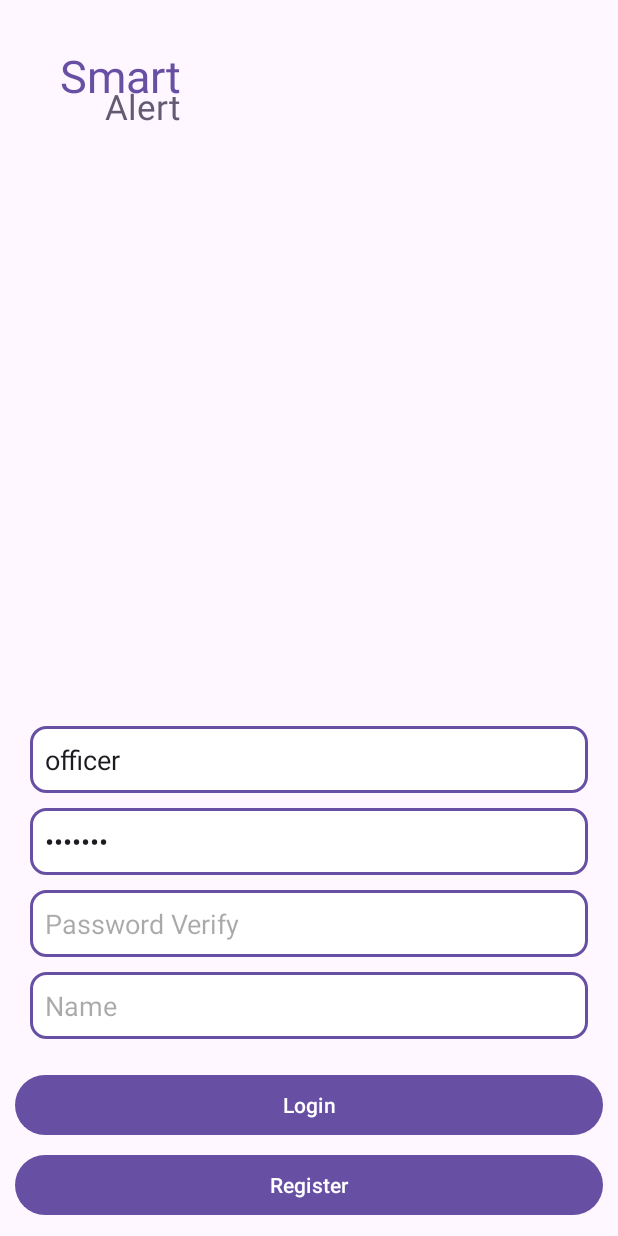
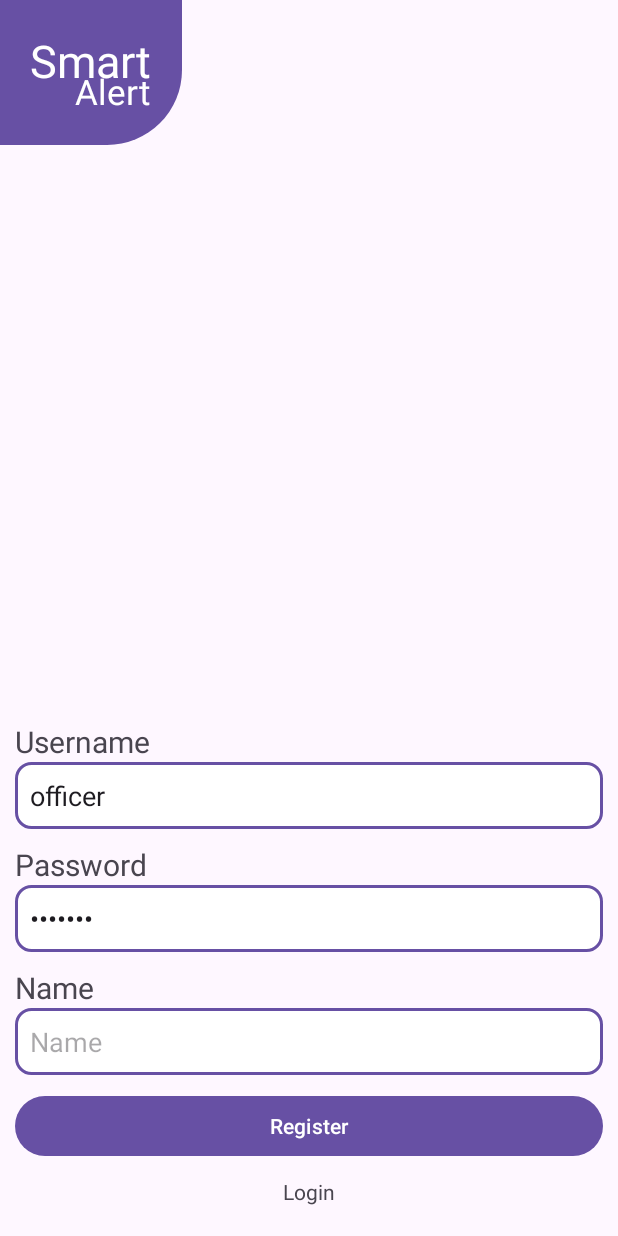
Before and after one commit to IliasBrinias/SmartAlertAndroid, an Android app: the screen it shows after launch (LoginActivity), on a phone screen of 412 x 824 dp. Run offline under Robolectric (Android 15) with nearby library versions, the phone set to English and light mode, and no system bars.

Commit message:
Map Icons Changed, Refresh button added, LoginUI changed

```diff
--- a/app/src/main/java/com/unipi/msc/smartalertandroid/Activities/CameraActivity.java
+++ b/app/src/main/java/com/unipi/msc/smartalertandroid/Activities/CameraActivity.java
@@ -37,6 +37,7 @@ import android.widget.Toast;
 import android.Manifest;
 import com.unipi.msc.smartalertandroid.R;
 import com.unipi.msc.smartalertandroid.Shared.Tags;
+import com.unipi.msc.smartalertandroid.Shared.Tools;
 
 import java.io.File;
 import java.io.FileNotFoundException;
--- a/app/src/main/java/com/unipi/msc/smartalertandroid/Activities/LoginActivity.java
+++ b/app/src/main/java/com/unipi/msc/smartalertandroid/Activities/LoginActivity.java
@@ -1,6 +1,5 @@
 package com.unipi.msc.smartalertandroid.Activities;
 
-import androidx.appcompat.app.AlertDialog;
 import androidx.appcompat.app.AppCompatActivity;
 
 import android.content.Intent;
@@ -8,37 +7,26 @@ import android.os.Bundle;
 import android.view.View;
 import android.widget.Button;
 import android.widget.EditText;
+import android.widget.TextView;
 import android.widget.Toast;
 
-import com.google.gson.Gson;
 import com.google.gson.JsonObject;
-import com.google.gson.reflect.TypeToken;
 import com.unipi.msc.smartalertandroid.Model.User;
 import com.unipi.msc.smartalertandroid.R;
 import com.unipi.msc.smartalertandroid.Retrofit.APIInterface;
 import com.unipi.msc.smartalertandroid.Retrofit.Request.LoginRequest;
 import com.unipi.msc.smartalertandroid.Retrofit.Request.RegisterRequest;
 import com.unipi.msc.smartalertandroid.Retrofit.RetrofitClient;
-import com.unipi.msc.smartalertandroid.Shared.ErrorResponse;
-import com.unipi.msc.smartalertandroid.Shared.Tags;
 import com.unipi.msc.smartalertandroid.Shared.Tools;
-
-import org.json.JSONException;
-import org.json.JSONObject;
-
-import java.io.IOException;
-import java.lang.reflect.Type;
 
 import retrofit2.Call;
 import retrofit2.Callback;
 import retrofit2.Response;
 
 public class LoginActivity extends AppCompatActivity {
-    EditText editTextUsername,
-             editTextPassword,
-             editTextPasswordVerify,
-             editTextName;
-    Button buttonLogin, buttonRegister;
+    EditText editTextUsername, editTextPassword, editTextName;
+    TextView textViewName, textViewChangeMode;
+    Button buttonSubmit;
     APIInterface apiInterface;
     Callback<JsonObject> handleResponse;
     Toast t;
@@ -56,12 +44,12 @@ public class LoginActivity extends AppCompatActivity {
     private void initViews() {
         editTextUsername = findViewById(R.id.editTextUsername);
         editTextPassword = findViewById(R.id.editTextPassword);
-        editTextPasswordVerify = findViewById(R.id.editTextPasswordVerify);
         editTextName = findViewById(R.id.editTextName);
-        buttonLogin = findViewById(R.id.buttonLogin);
-        buttonRegister = findViewById(R.id.buttonRegister);
-        buttonRegister.setOnClickListener(this::register);
-        buttonLogin.setOnClickListener(this::login);
+        buttonSubmit = findViewById(R.id.buttonSubmit);
+        textViewChangeMode = findViewById(R.id.textViewChangeMode);
+        textViewName = findViewById(R.id.textViewName);
+        textViewChangeMode.setOnClickListener(this::changeMode);
+        buttonSubmit.setOnClickListener(this::submit);
         handleResponse = new Callback<JsonObject>() {
             @Override
             public void onResponse(Call<JsonObject> call, Response<JsonObject> response) {
@@ -86,7 +74,15 @@ public class LoginActivity extends AppCompatActivity {
         };
     }
 
-    private void register(View view) {
+    private void submit(View view) {
+        if (buttonSubmit.getText().equals(getString(R.string.register))){
+            register();
+        }else{
+            login();
+        }
+    }
+
+    private void register() {
         RegisterRequest request = new RegisterRequest(editTextUsername.getText().toString(),
                                                       editTextPassword.getText().toString(),
                                                       editTextName.getText().toString());
@@ -94,12 +90,35 @@ public class LoginActivity extends AppCompatActivity {
         call.enqueue(handleResponse);
     }
 
-    private void login(View view) {
+    private void login() {
         LoginRequest request = new LoginRequest(editTextUsername.getText().toString(),
                                                 editTextPassword.getText().toString());
         Call<JsonObject> call = apiInterface.login(request);
         call.enqueue(handleResponse);
     }
+
+    private void changeMode(View view) {
+        if (textViewChangeMode.getText().equals(getString(R.string.register))){
+            registerUI();
+        }else{
+            loginUI();
+        }
+    }
+
+    private void registerUI() {
+        textViewName.setVisibility(View.VISIBLE);
+        editTextName.setVisibility(View.VISIBLE);
+        textViewChangeMode.setText(getString(R.string.login));
+        buttonSubmit.setText(getString(R.string.register));
+    }
+
+    private void loginUI() {
+        textViewName.setVisibility(View.GONE);
+        editTextName.setVisibility(View.GONE);
+        textViewChangeMode.setText(getString(R.string.register));
+        buttonSubmit.setText(getString(R.string.login));
+    }
+
     private void openMainActivity(){
         startActivity(new Intent(LoginActivity.this,MainActivity.class));
     }
--- a/app/src/main/java/com/unipi/msc/smartalertandroid/Service/GoogleCloudMessagingService.java
+++ b/app/src/main/java/com/unipi/msc/smartalertandroid/Service/GoogleCloudMessagingService.java
@@ -94,6 +94,7 @@ public class GoogleCloudMessagingService extends FirebaseMessagingService {
                 .setSmallIcon(R.drawable.ic_app_icon)
                 .setContentTitle(getString(R.string.app_name))
                 .setContentText(disaster)
+                .setContentInfo(Tools.getHelpInfo(this, help))
                 .setPriority(NotificationCompat.PRIORITY_DEFAULT)
                 .setStyle(new NotificationCompat.BigTextStyle().bigText(Tools.getHelpInfo(this, help)))
                 .setAutoCancel(true)
--- a/app/src/main/java/com/unipi/msc/smartalertandroid/Shared/Tags.java
+++ b/app/src/main/java/com/unipi/msc/smartalertandroid/Shared/Tags.java
@@ -12,4 +12,9 @@ public class Tags {
     public static final int ACCESS_DENIED = 403;
     public static final int CIRCLE_RADIUS = 10000;
     public static final int DISTANCE_LIMIT = 1000;
+    public static final String ALERT_INFO = "ALERT_INFO";
+    public static final String HIGHER_PLACE = "HIGHER_PLACE";
+    public static final String STAY_HOME = "STAY_HOME";
+    public static final String SHELTER = "SHELTER";
+    public static final String UNDER_TABLE = "UNDER_TABLE";
 }
--- a/app/src/main/res/layout/activity_login.xml
+++ b/app/src/main/res/layout/activity_login.xml
@@ -4,9 +4,6 @@
     xmlns:tools="http://schemas.android.com/tools"
     android:layout_width="match_parent"
     android:layout_height="match_parent"
-    android:layout_marginLeft="@dimen/view_margin"
-    android:layout_marginRight="@dimen/view_margin"
-    android:layout_marginBottom="@dimen/view_margin"
     tools:context=".Activities.LoginActivity">
 
     <LinearLayout
@@ -15,10 +12,15 @@
         android:layout_height="wrap_content"
         android:orientation="vertical"
         android:padding="10dp"
-        android:layout_marginBottom="@dimen/view_margin"
-        app:layout_constraintBottom_toTopOf="@+id/buttonLogin"
+        app:layout_constraintBottom_toTopOf="@+id/buttonSubmit"
         app:layout_constraintEnd_toEndOf="parent"
         app:layout_constraintStart_toStartOf="parent">
+
+        <TextView
+            android:layout_width="wrap_content"
+            android:layout_height="wrap_content"
+            android:text="@string/username"
+            android:textSize="@dimen/label_size" />
 
         <EditText
             android:id="@+id/editTextUsername"
@@ -34,6 +36,12 @@
         <View
             android:layout_width="wrap_content"
             android:layout_height="10dp" />
+
+        <TextView
+            android:layout_width="wrap_content"
+            android:layout_height="wrap_content"
+            android:text="@string/password"
+            android:textSize="@dimen/label_size" />
 
         <EditText
             android:id="@+id/editTextPassword"
@@ -51,20 +59,12 @@
             android:layout_width="wrap_content"
             android:layout_height="10dp" />
 
-        <EditText
-            android:id="@+id/editTextPasswordVerify"
-            android:layout_width="match_parent"
-            android:layout_height="0dp"
-            android:layout_weight="1"
-            android:background="@drawable/ic_field_back"
-            android:ems="10"
-            android:hint="@string/password_verify"
-            android:inputType="textPassword"
-            android:padding="10dp" />
-
-        <View
+        <TextView
+            android:id="@+id/textViewName"
             android:layout_width="wrap_content"
-            android:layout_height="10dp" />
+            android:layout_height="wrap_content"
+            android:text="@string/name"
+            android:textSize="@dimen/label_size" />
 
         <EditText
             android:id="@+id/editTextName"
@@ -78,46 +78,61 @@
     </LinearLayout>
 
     <Button
-        android:id="@+id/buttonLogin"
+        android:id="@+id/buttonSubmit"
+        android:layout_width="match_parent"
+        android:layout_height="wrap_content"
+        android:layout_marginLeft="@dimen/view_margin"
+        android:layout_marginRight="@dimen/view_margin"
+        android:text="@string/register"
+        app:layout_constraintBottom_toTopOf="@+id/textViewChangeMode"
+        app:layout_constraintEnd_toEndOf="parent"
+        app:layout_constraintStart_toStartOf="parent" />
+
+    <TextView
+        android:id="@+id/textViewChangeMode"
         android:layout_width="match_parent"
         android:layout_height="wrap_content"
         android:text="@string/login"
-        app:layout_constraintBottom_toTopOf="@+id/buttonRegister"
-        android:layout_marginBottom="5dp"
-        app:layout_constraintEnd_toEndOf="parent"
-        app:layout_constraintStart_toStartOf="parent" />
-
-    <Button
-        android:id="@+id/buttonRegister"
-        android:layout_width="match_parent"
-        android:layout_height="wrap_content"
-        android:text="@string/register"
+        android:gravity="center"
+        android:padding="@dimen/view_margin"
+        android:layout_marginLeft="@dimen/view_margin"
+        android:layout_marginRight="@dimen/view_margin"
+        android:layout_marginBottom="@dimen/view_margin"
         app:layout_constraintBottom_toBottomOf="parent"
         app:layout_constraintEnd_toEndOf="parent"
         app:layout_constraintStart_toStartOf="parent" />
+<LinearLayout
+    android:layout_width="wrap_content"
+    android:layout_height="wrap_content"
+    android:orientation="vertical"
+    android:padding="@dimen/view_margin"
+    android:background="@drawable/ic_header_back"
+    app:layout_constraintStart_toStartOf="parent"
+    app:layout_constraintTop_toTopOf="parent">
 
     <TextView
         android:id="@+id/textView"
         android:layout_width="wrap_content"
         android:layout_height="wrap_content"
         android:text="Smart"
-        android:textColor="?colorPrimary"
+        android:textColor="@color/white"
         android:textSize="30sp"
-        android:layout_marginTop="30dp"
-        android:layout_marginLeft="30dp"
-        app:layout_constraintStart_toStartOf="parent"
-        app:layout_constraintTop_toTopOf="parent" />
-
+        android:layout_marginTop="@dimen/view_margin"
+        android:layout_marginLeft="@dimen/view_margin"
+        android:paddingRight="@dimen/view_margin"
+        />
     <TextView
         android:id="@+id/textView2"
         android:layout_width="wrap_content"
         android:layout_height="wrap_content"
         android:text="Alert"
         android:textSize="23sp"
-        android:textColor="?colorSecondary"
-        android:layout_marginLeft="30dp"
+        android:paddingBottom="@dimen/view_margin"
+        android:textColor="@color/white"
+        android:layout_marginLeft="40dp"
         android:layout_marginTop="-15dp"
         app:layout_constraintStart_toStartOf="@+id/textView"
         app:layout_constraintTop_toBottomOf="@+id/textView" />
+</LinearLayout>
 
 </androidx.constraintlayout.widget.ConstraintLayout>
--- a/app/src/main/res/layout/custom_list_view.xml
+++ /dev/null
@@ -1,6 +0,0 @@
-<?xml version="1.0" encoding="utf-8"?>
-<androidx.constraintlayout.widget.ConstraintLayout xmlns:android="http://schemas.android.com/apk/res/android"
-    android:layout_width="match_parent"
-    android:layout_height="match_parent">
-
-</androidx.constraintlayout.widget.ConstraintLayout>
--- a/app/src/main/res/values/colors.xml
+++ b/app/src/main/res/values/colors.xml
@@ -5,4 +5,5 @@
     <color name="gray">#808080</color>
     <color name="orange">#FFA500</color>
     <color name="red">#FF0000</color>
+    <color name="color_alerted">#65FF0000</color>
 </resources>
--- a/app/src/main/res/values/strings.xml
+++ b/app/src/main/res/values/strings.xml
@@ -40,6 +40,7 @@
     <string name="tornado_help" />
     <string name="earthquake_help" />
     <string name="danger">DANGER</string>
+    <string name="help">Help</string>
     <string-array name="risk_array">
         <item name='flood'>Flood</item>
         <item name='fire'>Fire</item>
```
Also changed, not shown: app/src/main/AndroidManifest.xml (+12 -6 lines), app/src/main/java/com/unipi/msc/smartalertandroid/Activities/AlertActivity.java (+19 -2 lines), app/src/main/java/com/unipi/msc/smartalertandroid/Activities/MainActivity.java (+80 -48 lines), app/src/main/java/com/unipi/msc/smartalertandroid/Adapter/RiskArrayAdapter.java (deleted, +0 -47 lines), app/src/main/java/com/unipi/msc/smartalertandroid/Model/Alert.java (+14 -0 lines), app/src/main/java/com/unipi/msc/smartalertandroid/Shared/Tools.java (+26 -4 lines), app/src/main/res/drawable/ic_refresh.xml (added, +7 -0 lines), app/src/main/res/layout/activity_alert.xml (+47 -17 lines), app/src/main/res/layout/activity_main.xml (+12 -2 lines).
